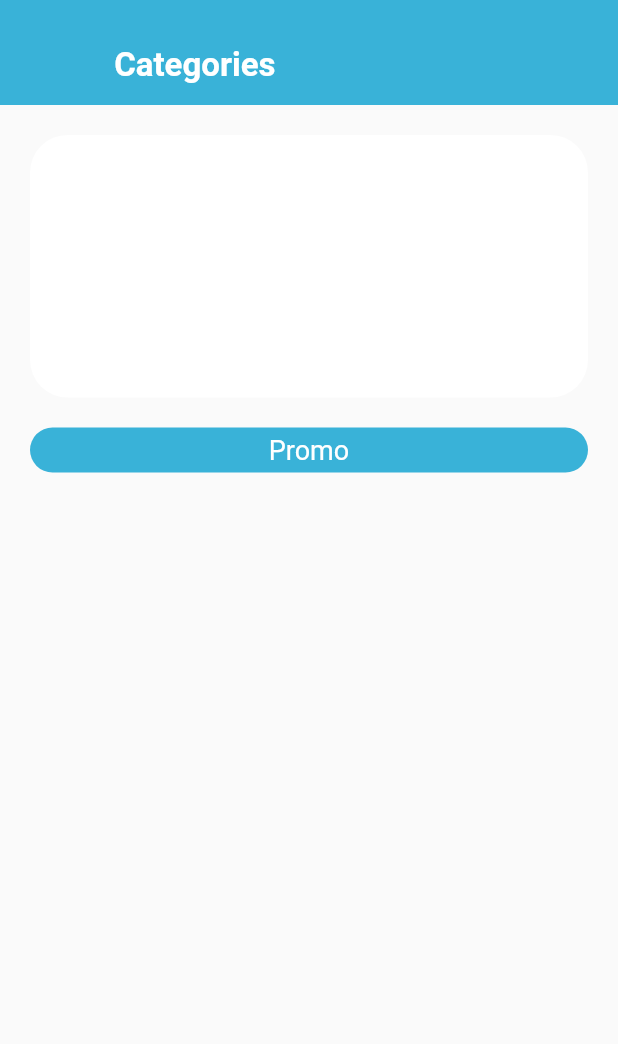
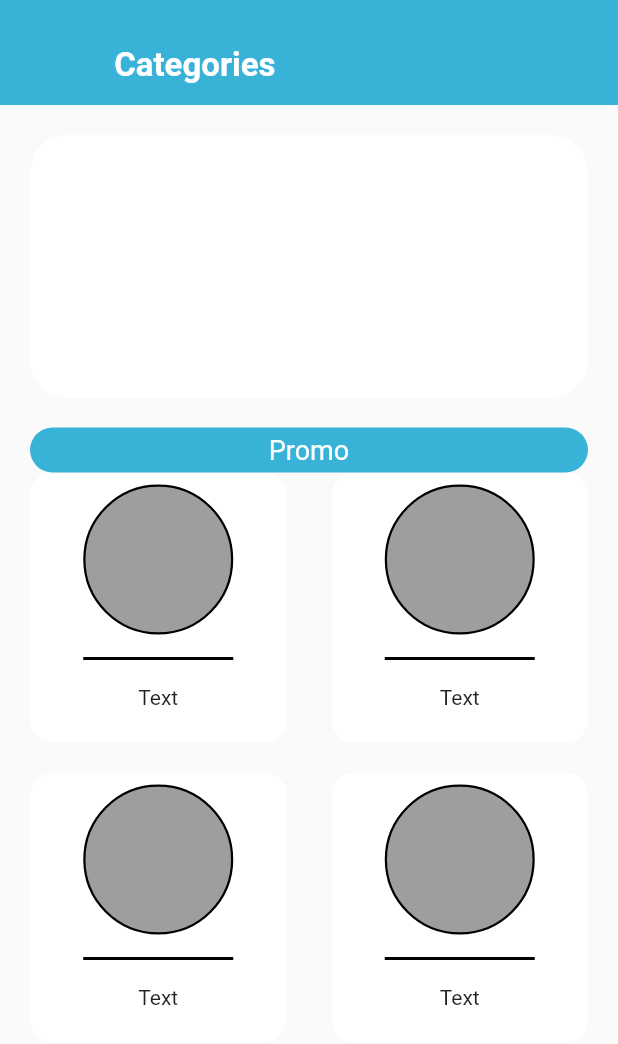
Before and after one commit to Tsabitgans/salesforce, a Flutter app: what productPage() shows on an empty page, opened directly, on a phone screen of 412 x 824 dp. Shown: the top 1044 px of the screen. Run offline on Flutter 3.47's test engine with Material 2 defaults, Android fonts, the light colour scheme and no system bars.

Commit message:
Menambahkan scrollable content di product page

```diff
--- a/lib/botton_nav_bar.dart
+++ b/lib/botton_nav_bar.dart
@@ -37,7 +37,7 @@ class _BottomNavState extends State<BottomNav> {
   Widget build(BuildContext context) {
     return Row(
       children: [
-        BuildNavItems(0, "home", 65, Grey),
+        BuildNavItems(0, "Home", 65, Grey),
         BuildNavItems(1, "product", 55, White),
         BuildNavItems(2, "trading", 75, Grey),
         BuildNavItems(3, "inventory", 70, White),
--- a/lib/product_page.dart
+++ b/lib/product_page.dart
@@ -2,6 +2,7 @@ import 'package:flutter/cupertino.dart';
 import 'package:flutter/material.dart';
 import 'package:flutter/src/foundation/key.dart';
 import 'package:flutter/src/widgets/framework.dart';
+import 'package:flutter/src/rendering/box.dart';
 
 class productPage extends StatefulWidget {
   const productPage({Key? key}) : super(key: key);
@@ -62,8 +63,123 @@ class _productPageState extends State<productPage> {
               ),
             ),
           ),
+        ),
+        Container(
+          child: SingleChildScrollView(
+            child: Column(
+              children: [
+                SizedBox(
+                  width: MediaQuery.of(context).size.width - 40,
+                  height: 400,
+                  child: ListView(
+                    children: [
+                      buildCategories(),
+                      Container(height: 20),
+                      buildCategories(),
+                      Container(height: 20),
+                      buildCategories(),
+                    ],
+                  ),
+                )
+              ],
+            ),
+          ),
         )
       ],
     );
   }
+
+  Row buildCategories() {
+    return Row(
+      children: [
+        Container(
+          width: MediaQuery.of(context).size.width / 2 - 35,
+          height: 180,
+          child: Column(
+            children: [
+              Container(
+                height: 8,
+              ),
+              Container(
+                height: 100,
+                width: 100,
+                decoration: new BoxDecoration(
+                  shape: BoxShape.circle,
+                  color: Colors.grey,
+                  border: Border.all(width: 1.5, color: Colors.black),
+                ),
+              ),
+              Container(
+                height: 15,
+              ),
+              Center(
+                child: Container(
+                  height: 2,
+                  width: 100,
+                  color: Colors.black,
+                ),
+              ),
+              Container(
+                height: 50,
+                child: Center(
+                  child: Text("Text"),
+                ),
+              )
+            ],
+          ),
+          decoration: BoxDecoration(
+            color: Colors.white,
+            borderRadius: BorderRadius.all(
+              Radius.circular(15),
+            ),
+          ),
+        ),
+        Container(
+          width: 30,
+        ),
+        Container(
+          width: MediaQuery.of(context).size.width / 2 - 35,
+          height: 180,
+          child: Column(
+            children: [
+              Container(
+                height: 8,
+              ),
+              Container(
+                height: 100,
+                width: 100,
+                decoration: new BoxDecoration(
+                  shape: BoxShape.circle,
+                  color: Colors.grey,
+                  border: Border.all(width: 1.5, color: Colors.black),
+                ),
+              ),
+              Container(
+                height: 15,
+              ),
+              Center(
+                child: Container(
+                  height: 2,
+                  width: 100,
+                  color: Colors.black,
+                ),
+              ),
+              Container(
+                height: 50,
+                child: Center(
+                  child: Text("Text"),
+                ),
+              )
+            ],
+          ),
+          decoration: BoxDecoration(
+            color: Colors.white,
+            borderRadius: BorderRadius.all(
+              Radius.circular(15),
+            ),
+          ),
+        ),
+      ],
+    );
+  }
 }
```
